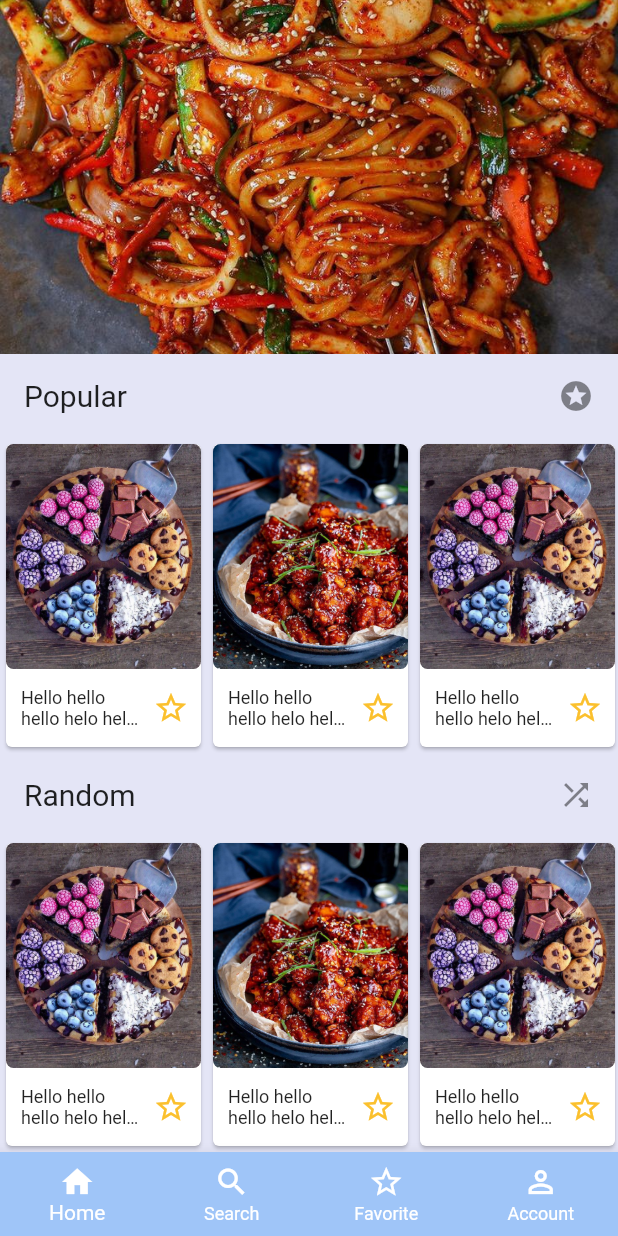
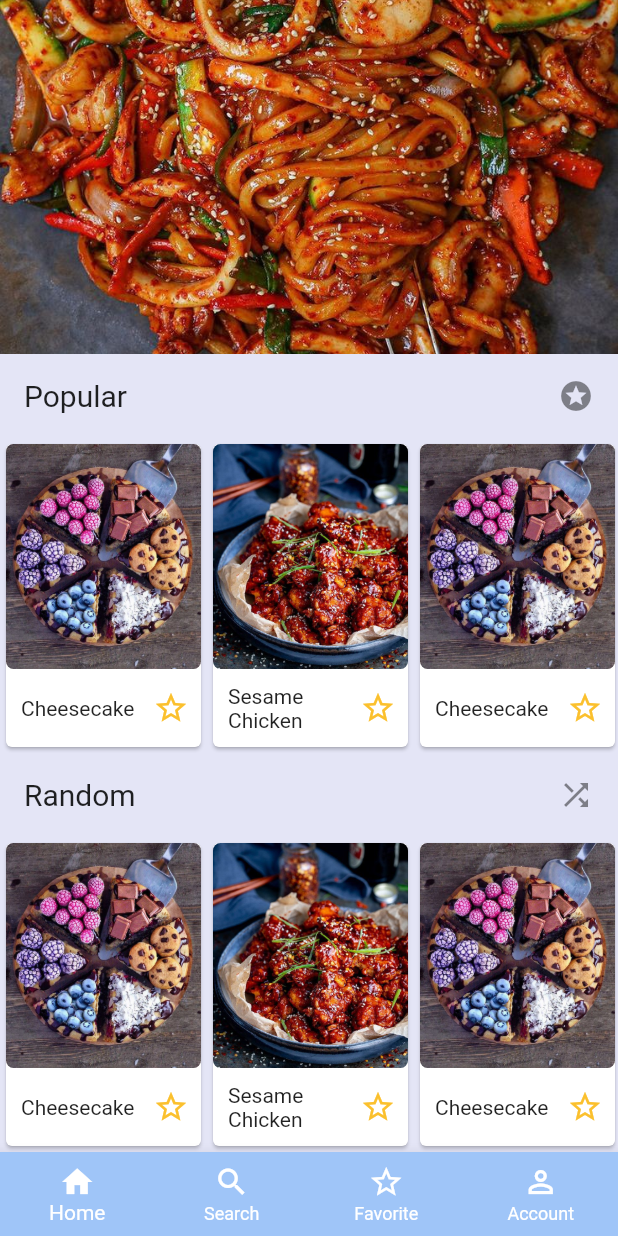
Before and after one commit to imranZMiko/Eten, a Flutter app: the screen it shows after launch, scrolled down 164 dp, on a phone screen of 412 x 824 dp. Run offline on Flutter 3.47's test engine with Material 2 defaults, Android fonts, the phone set to English and light mode, and no system bars.

Commit message:
Fixed homepage title text and size.

```diff
--- a/lib/dummy_data/ImagesDummy.dart
+++ b/lib/dummy_data/ImagesDummy.dart
@@ -1,8 +1,8 @@
 var list = [
-  {'title': 'Sesame Chicken', 'imageURL': 'Assets/Place2.png'},
-  {'title': 'Cheesecake', 'imageURL': 'Assets/Place4.png'},
-  {'title': 'Sesame Chicken', 'imageURL': 'Assets/Place2.png'},
-  {'title': 'Cheesecake', 'imageURL': 'Assets/Place4.png'},
-  {'title': 'Sesame Chicken', 'imageURL': 'Assets/Place2.png'},
-  {'title': 'Cheesecake', 'imageURL': 'Assets/Place4.png'},
+  {'title': 'Cheesecake', 'imageURL': 'Assets/Place2.png'},
+  {'title': 'Sesame Chicken', 'imageURL': 'Assets/Place4.png'},
+  {'title': 'Cheesecake', 'imageURL': 'Assets/Place2.png'},
+  {'title': 'Sesame Chicken', 'imageURL': 'Assets/Place4.png'},
+  {'title': 'Cheesecake', 'imageURL': 'Assets/Place2.png'},
+  {'title': 'Sesame Chicken', 'imageURL': 'Assets/Place4.png'},
 ];
--- a/lib/widgets/item.dart
+++ b/lib/widgets/item.dart
@@ -35,10 +35,10 @@ class Item extends StatelessWidget {
                       child: Padding(
                         padding: EdgeInsets.only(left: 10),
                         child: Text(
-                          'Hello hello hello helo hello hello',
+                          element['title'] as String,
                           maxLines: 2,
                           overflow: TextOverflow.ellipsis,
-                          style: TextStyle(fontSize: 12),
+                          style: TextStyle(fontSize: 14),
                         ),
                       ),
                     ),
```
